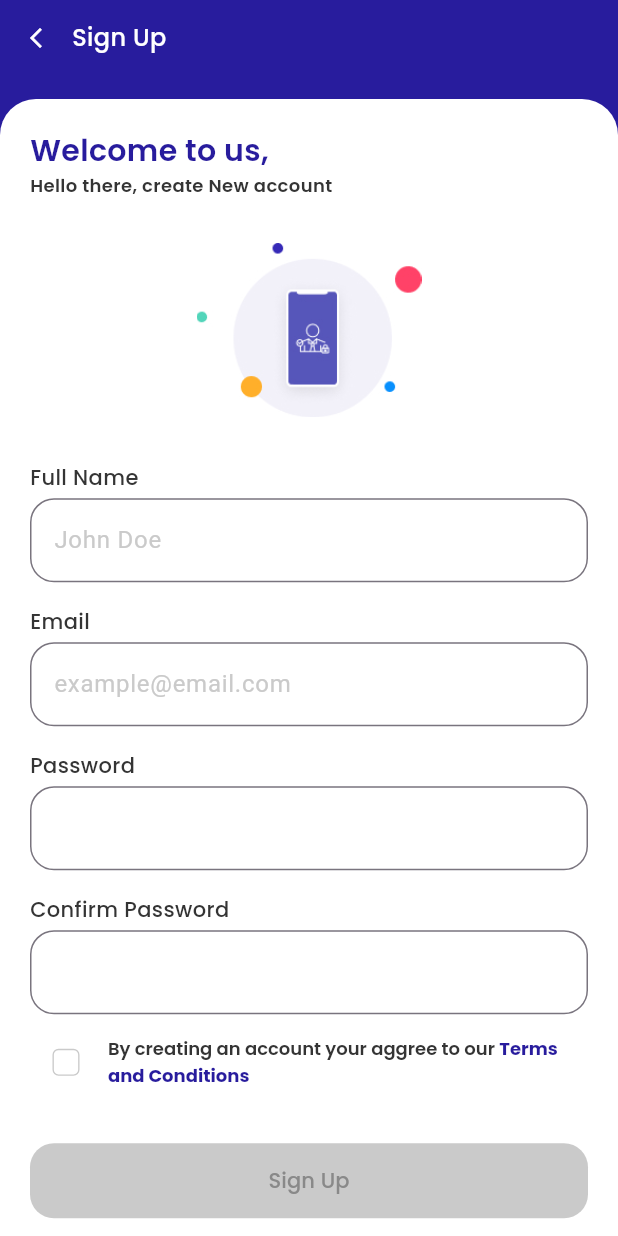
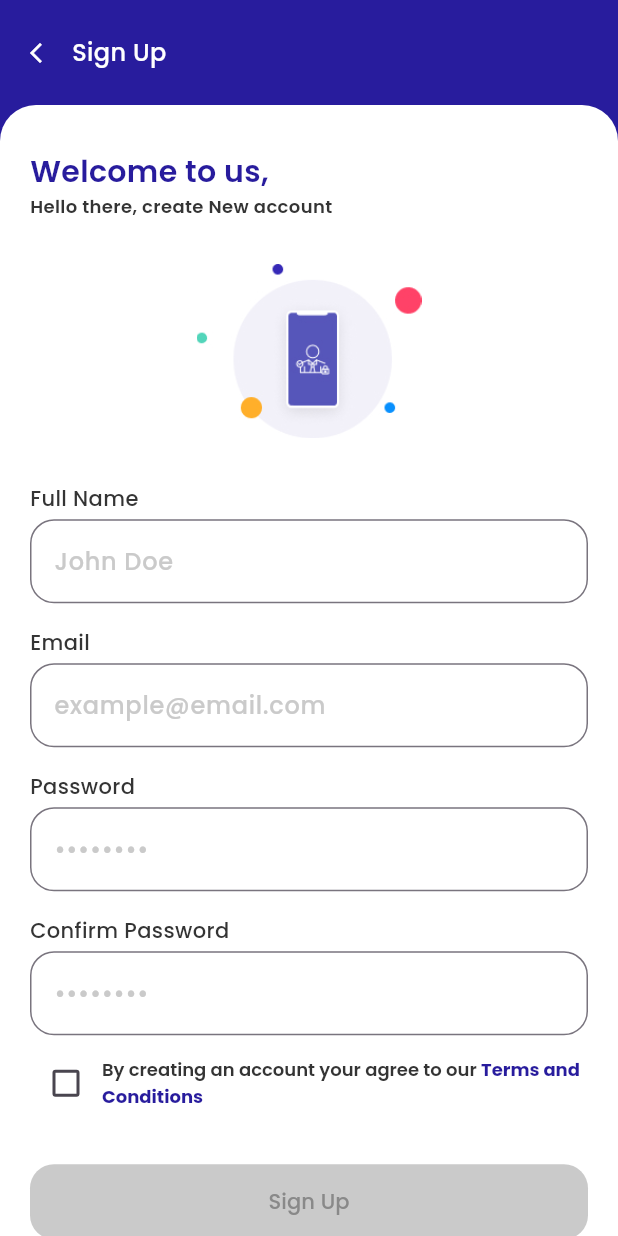
Before and after one commit to Jo-shua09/iBank, a Flutter app: the screen it shows after launch, after a tap on "Sign up", on a phone screen of 412 x 824 dp. Run offline on Flutter 3.47's test engine with Material 3 defaults, Android fonts, the phone set to English and light mode, and no system bars; our stand-ins replace flutter_svg, go_router; network calls fail.

Commit message:
Refactor authentication screens; remove unnecessary SizedBox, adjust layout, and enhance status bar handling
Co-authored-by: Copilot <copilot@github.com>

```diff
--- a/lib/features/auth/view/otp_verification.dart
+++ b/lib/features/auth/view/otp_verification.dart
@@ -38,7 +38,6 @@ class _OtpVerificationState extends State<OtpVerification> {
         child: Column(
           mainAxisAlignment: MainAxisAlignment.start,
           children: [
-            const SizedBox(height: 16),
             _topBarWidget(context),
             const SizedBox(height: 16),
             Container(
--- a/lib/features/auth/view/sign_in.dart
+++ b/lib/features/auth/view/sign_in.dart
@@ -22,7 +22,7 @@ class _SignInState extends State<SignIn> {
     super.initState();
     _signInController = SignInController();
     _signInController.addListener(() {
-      setState(() {}); // Rebuilds the widget when controller notifies changes
+      setState(() {});
     });
   }
 
@@ -34,16 +34,19 @@ class _SignInState extends State<SignIn> {
 
   @override
   Widget build(BuildContext context) {
+    // Manually get the height of the notch/status bar
+    final double statusBarHeight = MediaQuery.of(context).padding.top;
+
     return Scaffold(
-      backgroundColor: AppColors.primary1,
-      body: SafeArea(
+      body: Container(
+        color: AppColors.primary1,
         child: Column(
-          mainAxisAlignment: MainAxisAlignment.start,
           children: [
+            SizedBox(height: statusBarHeight),
             _topBarWidget(context),
-            const SizedBox(height: 16),
             Expanded(
               child: Container(
+                width: double.infinity,
                 decoration: const BoxDecoration(
                   color: AppColors.white,
                   borderRadius: BorderRadius.vertical(top: Radius.circular(24)),
@@ -88,7 +91,7 @@ class _SignInState extends State<SignIn> {
                         const SizedBox(height: 16),
                         TextFieldWidget(
                           controller: _signInController.passwordController,
-                          hintText: '',
+                          hintText: '••••••••',
                           labelText: 'Password',
                           password: true,
                           keyboardType: TextInputType.visiblePassword,
@@ -125,7 +128,6 @@ class _SignInState extends State<SignIn> {
                           alignment: Alignment.center,
                           child: Row(
                             mainAxisAlignment: MainAxisAlignment.center,
-                            crossAxisAlignment: CrossAxisAlignment.center,
                             children: [
                               Text(
                                 'Don\'t have an account?',
@@ -161,21 +163,18 @@ class _SignInState extends State<SignIn> {
   Widget _topBarWidget(BuildContext context) {
     return Container(
       width: double.infinity,
-      height: 50,
-      decoration: BoxDecoration(color: AppColors.primary1),
+      height: 70,
+      decoration: const BoxDecoration(color: AppColors.primary1),
       child: Row(
         mainAxisAlignment: MainAxisAlignment.start,
         children: [
           IconButton(
-            onPressed: () {
-              context.pop();
-            },
-            icon: Icon(
+            onPressed: () => context.pop(),
+            icon: const Icon(
               Icons.arrow_back_ios_new,
               color: AppColors.white,
               size: 16,
             ),
-            padding: EdgeInsets.zero,
           ),
           Text(
             'Sign In',
--- a/lib/features/auth/view/sign_up.dart
+++ b/lib/features/auth/view/sign_up.dart
@@ -21,7 +21,7 @@ class _SignUpState extends State<SignUp> {
     super.initState();
     _signUpController = SignUpController();
     _signUpController.addListener(() {
-      setState(() {}); // Rebuilds the widget when controller notifies changes
+      setState(() {});
     });
   }
 
@@ -33,30 +33,28 @@ class _SignUpState extends State<SignUp> {
 
   @override
   Widget build(BuildContext context) {
+    final double statusBarHeight = MediaQuery.of(context).padding.top;
+
     return Scaffold(
-      backgroundColor: AppColors.primary1,
-      body: SafeArea(
+      body: Container(
+        color: AppColors.primary1,
         child: Column(
-          mainAxisAlignment: MainAxisAlignment.start,
           children: [
-            _topBarWidget(
-              context,
-            ), // Renamed from _topBarWidget to accept context
-            const SizedBox(height: 16),
+            SizedBox(height: statusBarHeight),
+            _topBarWidget(context),
             Expanded(
-              child: SingleChildScrollView(
-                child: Container(
-                  constraints: BoxConstraints(
-                    minHeight: MediaQuery.of(context).size.height,
-                  ),
-                  decoration: const BoxDecoration(
-                    color: AppColors.white,
-                    borderRadius: BorderRadius.vertical(
-                      top: Radius.circular(24),
+              child: Container(
+                width: double.infinity,
+                decoration: const BoxDecoration(
+                  color: AppColors.white,
+                  borderRadius: BorderRadius.vertical(top: Radius.circular(24)),
+                ),
+                child: SingleChildScrollView(
+                  child: Padding(
+                    padding: const EdgeInsets.symmetric(
+                      horizontal: 20.0,
+                      vertical: 30.0,
                     ),
-                  ),
-                  child: Padding(
-                    padding: const EdgeInsets.all(20.0),
                     child: Column(
                       mainAxisAlignment: MainAxisAlignment.start,
                       crossAxisAlignment: CrossAxisAlignment.start,
@@ -86,7 +84,6 @@ class _SignUpState extends State<SignUp> {
                           controller: _signUpController.fullNameController,
                           hintText: 'John Doe',
                           labelText: 'Full Name',
-                          keyboardType: TextInputType.text,
                         ),
                         const SizedBox(height: 16),
                         TextFieldWidget(
@@ -98,48 +95,35 @@ class _SignUpState extends State<SignUp> {
                         const SizedBox(height: 16),
                         TextFieldWidget(
                           controller: _signUpController.passwordController,
-                          hintText: '',
+                          hintText: '••••••••',
                           labelText: 'Password',
                           password: true,
-                          keyboardType: TextInputType.visiblePassword,
                         ),
                         const SizedBox(height: 16),
                         TextFieldWidget(
                           controller:
                               _signUpController.confirmPasswordController,
-                          hintText: '',
                           labelText: 'Confirm Password',
                           password: true,
-                          keyboardType: TextInputType.visiblePassword,
+                          hintText: '••••••••',
                         ),
                         const SizedBox(height: 8),
                         Row(
                           children: [
                             Checkbox.adaptive(
                               activeColor: AppColors.primary1,
-                              checkColor: AppColors.primary1,
-                              shape: RoundedRectangleBorder(
-                                borderRadius: BorderRadius.circular(4),
-                              ),
-
-                              side: BorderSide(
-                                width: .9,
-                                color: AppColors.neutral4,
-                              ),
                               value: _signUpController.isChecked,
                               onChanged: (bool? value) {
                                 _signUpController.toggleCheckbox(value);
                               },
                             ),
-                            const SizedBox(width: 4),
                             Expanded(
                               child: RichText(
                                 text: TextSpan(
-                                  style: AppTextStyles.body2,
                                   children: [
                                     TextSpan(
                                       text:
-                                          'By creating an account your aggree to our ',
+                                          'By creating an account your agree to our ',
                                       style: AppTextStyles.caption1.copyWith(
                                         color: AppColors.neutral1,
                                       ),
@@ -168,7 +152,6 @@ class _SignUpState extends State<SignUp> {
                           alignment: Alignment.center,
                           child: Row(
                             mainAxisAlignment: MainAxisAlignment.center,
-                            crossAxisAlignment: CrossAxisAlignment.center,
                             children: [
                               Text(
                                 'Have an account?',
@@ -204,21 +187,18 @@ class _SignUpState extends State<SignUp> {
   Widget _topBarWidget(BuildContext context) {
     return Container(
       width: double.infinity,
-      height: 50,
-      decoration: BoxDecoration(color: AppColors.primary1),
+      height: 70,
+      decoration: const BoxDecoration(color: AppColors.primary1),
       child: Row(
         mainAxisAlignment: MainAxisAlignment.start,
         children: [
           IconButton(
-            onPressed: () {
-              context.pop();
-            },
-            icon: Icon(
+            onPressed: () => context.pop(),
+            icon: const Icon(
               Icons.arrow_back_ios_new,
               color: AppColors.white,
               size: 16,
             ),
-            padding: EdgeInsets.zero,
           ),
           Text(
             'Sign Up',
--- a/lib/features/screens/views/branch_screen.dart
+++ b/lib/features/screens/views/branch_screen.dart
@@ -22,7 +22,7 @@ class BranchScreen extends StatelessWidget {
                 children: [
                   Container(
                     width: double.infinity,
-                    height: 500,
+                    height: 700,
                     color: AppColors.primary1,
                     child: Text('Map Integration coming soon'),
                   ),
--- a/lib/main.dart
+++ b/lib/main.dart
@@ -1,9 +1,20 @@
 import 'package:flutter/material.dart';
-import 'package:get/get.dart';
+import 'package:flutter/services.dart';
 import 'package:ibank/routes/app_routes.dart';
 import 'core/theme/app_theme.dart';
 
 void main() {
+  WidgetsFlutterBinding.ensureInitialized();
+
+  // Set the system overlay style globally
+  SystemChrome.setSystemUIOverlayStyle(
+    const SystemUiOverlayStyle(
+      statusBarColor: Colors.transparent,
+      statusBarIconBrightness: Brightness.light,
+      statusBarBrightness: Brightness.dark,
+    ),
+  );
+
   runApp(const IBankApp());
 }
 
@@ -12,19 +23,11 @@ class IBankApp extends StatelessWidget {
 
   @override
   Widget build(BuildContext context) {
-    // Note: We use MaterialApp.router for GoRouter compatibility
     return MaterialApp.router(
       title: 'iBank',
       debugShowCheckedModeBanner: false,
       theme: AppTheme.lightTheme,
       routerConfig: AppRouter.router,
-      // If you need GetX for dependency injection:
-      builder: (context, child) {
-        return GetMaterialApp(
-          debugShowCheckedModeBanner: false,
-          home: child, // This allows GetX features inside GoRouter
-        );
-      },
     );
   }
 }
```
Also changed, not shown: lib/features/home/view/home_screen.dart (+107 -104 lines).
